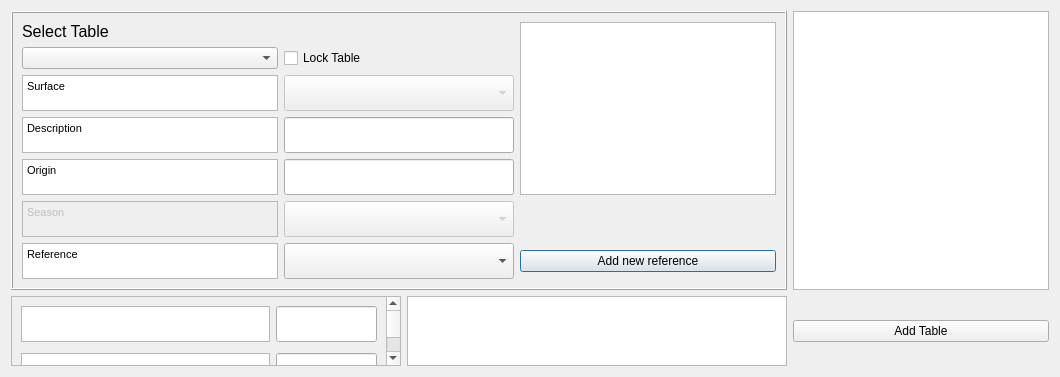
Old version of the form tabs/urban_type_db_editor_tab.ui in the repository gusbacos/suews_database_manager.
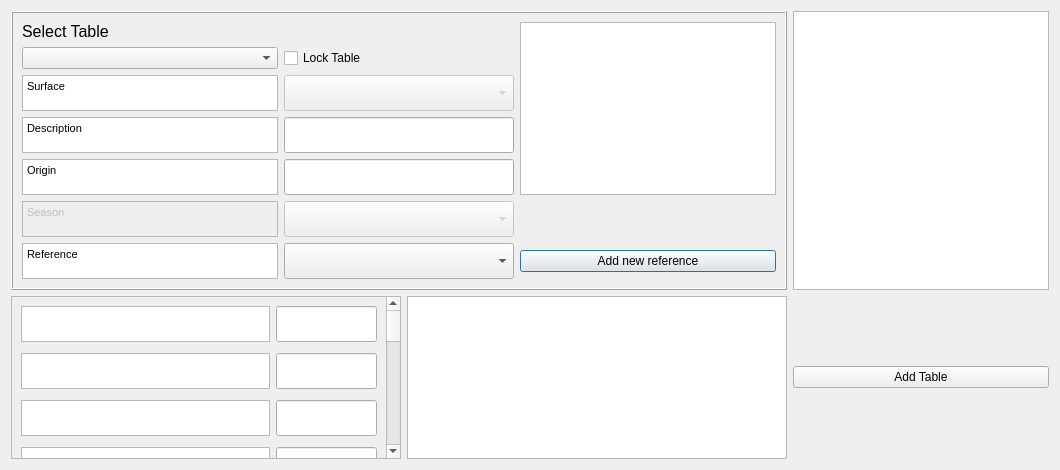
New version of the form. Custom widgets are drawn as their Qt base class.

Commit message: remove type level

```diff
--- a/tabs/urban_type_db_editor_tab.ui
+++ b/tabs/urban_type_db_editor_tab.ui
@@ -7,7 +7,7 @@
     <x>0</x>
     <y>0</y>
     <width>1060</width>
-    <height>348</height>
+    <height>470</height>
    </rect>
   </property>
   <property name="windowTitle">
@@ -388,7 +388,7 @@
        <rect>
         <x>0</x>
         <y>0</y>
-        <width>383</width>
+        <width>398</width>
         <height>714</height>
        </rect>
       </property>
@@ -655,7 +655,7 @@
             <string>&lt;!DOCTYPE HTML PUBLIC &quot;-//W3C//DTD HTML 4.0//EN&quot; &quot;http://www.w3.org/TR/REC-html40/strict.dtd&quot;&gt;
 &lt;html&gt;&lt;head&gt;&lt;meta name=&quot;qrichtext&quot; content=&quot;1&quot; /&gt;&lt;style type=&quot;text/css&quot;&gt;
 p, li { white-space: pre-wrap; }
-&lt;/style&gt;&lt;/head&gt;&lt;body style=&quot; font-family:'MS Shell Dlg 2'; font-size:8pt; font-weight:400; font-style:normal;&quot;&gt;
+&lt;/style&gt;&lt;/head&gt;&lt;body style=&quot; font-family:'MS Shell Dlg 2'; font-size:9.75pt; font-weight:400; font-style:normal;&quot;&gt;
 &lt;p style=&quot;-qt-paragraph-type:empty; margin-top:0px; margin-bottom:0px; margin-left:0px; margin-right:0px; -qt-block-indent:0; text-indent:0px; font-size:12pt;&quot;&gt;&lt;br /&gt;&lt;/p&gt;&lt;/body&gt;&lt;/html&gt;</string>
            </property>
           </widget>
@@ -714,7 +714,7 @@
             <string>&lt;!DOCTYPE HTML PUBLIC &quot;-//W3C//DTD HTML 4.0//EN&quot; &quot;http://www.w3.org/TR/REC-html40/strict.dtd&quot;&gt;
 &lt;html&gt;&lt;head&gt;&lt;meta name=&quot;qrichtext&quot; content=&quot;1&quot; /&gt;&lt;style type=&quot;text/css&quot;&gt;
 p, li { white-space: pre-wrap; }
-&lt;/style&gt;&lt;/head&gt;&lt;body style=&quot; font-family:'MS Shell Dlg 2'; font-size:8pt; font-weight:400; font-style:normal;&quot;&gt;
+&lt;/style&gt;&lt;/head&gt;&lt;body style=&quot; font-family:'MS Shell Dlg 2'; font-size:9.75pt; font-weight:400; font-style:normal;&quot;&gt;
 &lt;p style=&quot;-qt-paragraph-type:empty; margin-top:0px; margin-bottom:0px; margin-left:0px; margin-right:0px; -qt-block-indent:0; text-indent:0px; font-size:12pt;&quot;&gt;&lt;br /&gt;&lt;/p&gt;&lt;/body&gt;&lt;/html&gt;</string>
            </property>
           </widget>
@@ -773,7 +773,7 @@
             <string>&lt;!DOCTYPE HTML PUBLIC &quot;-//W3C//DTD HTML 4.0//EN&quot; &quot;http://www.w3.org/TR/REC-html40/strict.dtd&quot;&gt;
 &lt;html&gt;&lt;head&gt;&lt;meta name=&quot;qrichtext&quot; content=&quot;1&quot; /&gt;&lt;style type=&quot;text/css&quot;&gt;
 p, li { white-space: pre-wrap; }
-&lt;/style&gt;&lt;/head&gt;&lt;body style=&quot; font-family:'MS Shell Dlg 2'; font-size:8pt; font-weight:400; font-style:normal;&quot;&gt;
+&lt;/style&gt;&lt;/head&gt;&lt;body style=&quot; font-family:'MS Shell Dlg 2'; font-size:9.75pt; font-weight:400; font-style:normal;&quot;&gt;
 &lt;p style=&quot;-qt-paragraph-type:empty; margin-top:0px; margin-bottom:0px; margin-left:0px; margin-right:0px; -qt-block-indent:0; text-indent:0px; font-size:12pt;&quot;&gt;&lt;br /&gt;&lt;/p&gt;&lt;/body&gt;&lt;/html&gt;</string>
            </property>
           </widget>
```
Left out of the diff: 44 changed lines with no effect on the pictures. The commit also changes 25 other files.
